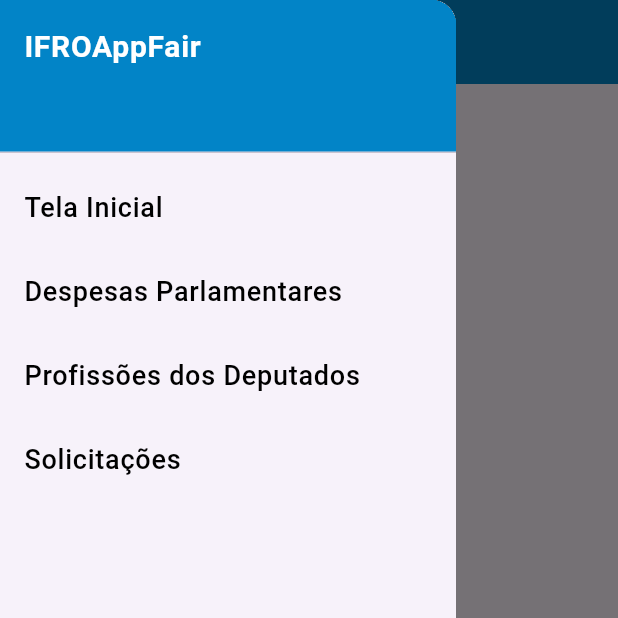
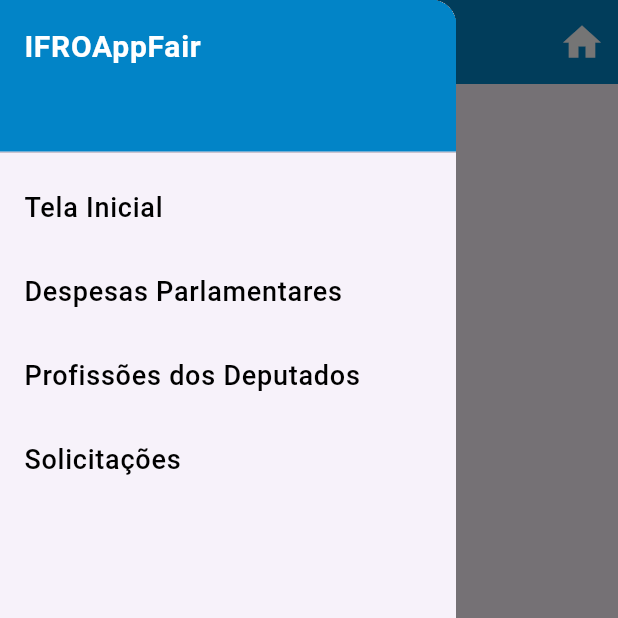
Before and after one commit to victorbrasileiro/ifrofair, a Flutter app: the MyHomePage screen opened directly with empty values, with the side drawer open, on a phone screen of 412 x 824 dp, the top half of it. Run offline on Flutter 3.47's test engine with Material 3 defaults, Android fonts, the light colour scheme and no system bars.

Commit message:
atualização de teste

```diff
--- a/lib/projeto_teste.dart
+++ b/lib/projeto_teste.dart
@@ -17,7 +17,7 @@ class MyApp extends StatelessWidget {
   @override
   Widget build(BuildContext context) {
     return const MaterialApp(
-      title: appTitle, // Define o titulo do aplicativo
+      debugShowCheckedModeBanner: false,
       home: const MyHomePage(
         title: appTitle, // Passa o titulo para a página inicial
       ),
@@ -70,15 +70,26 @@ class _MyHomePageState extends State<MyHomePage> {
   Widget build(BuildContext context) {
     return Scaffold(
       appBar: AppBar(
-        iconTheme: IconThemeData(color: Colors.white),
+        //flexibleSpace: Image.asset("asset/icon.png",),
+        iconTheme: IconThemeData(color: Colors.white, size: 30),
         centerTitle: true,
         titleTextStyle: TextStyle(
-            color: Colors.white, fontSize: 21, fontWeight: FontWeight.w700),
+            color: Colors.white,
+            fontSize: 24,
+            fontWeight: FontWeight.w700),
         backgroundColor: Color.fromARGB(255, 2, 132, 199),
         title: Text(
-          widget.title, // Título da página, definido no construtor
+          widget.title,
+          // Título da página, definido no construtor
         ),
-
+        actions: <Widget>[
+          IconButton(
+            icon: Icon(Icons.home, size: 30,),
+            onPressed: () {
+              _onItemTapped(0); // Atualiza o índice para a tela inicial
+            },
+          ),
+        ],
       ),
       body: Center(
         child: _widgetOptions[_selectedIndex], // Corpo da página, exibindo o conteúdo da tela selecionada
--- a/pubspec.yaml
+++ b/pubspec.yaml
@@ -59,9 +59,8 @@ flutter:
   uses-material-design: true
 
   # To add assets to your application, add an assets section, like this:
-  # assets:
-  #   - images/a_dot_burr.jpeg
-  #   - images/a_dot_ham.jpeg
+  assets:
+    - asset\icon.png
 
   # An image asset can refer to one or more resolution-specific "variants", see
   # https://flutter.dev/assets-and-images/#resolution-aware
```
Also changed, not shown: lib/telas/solicitacoes.dart (added, +12 -0 lines), lib/telas/tela_inicial.dart (added, +12 -0 lines), asset/icon.png (added).
